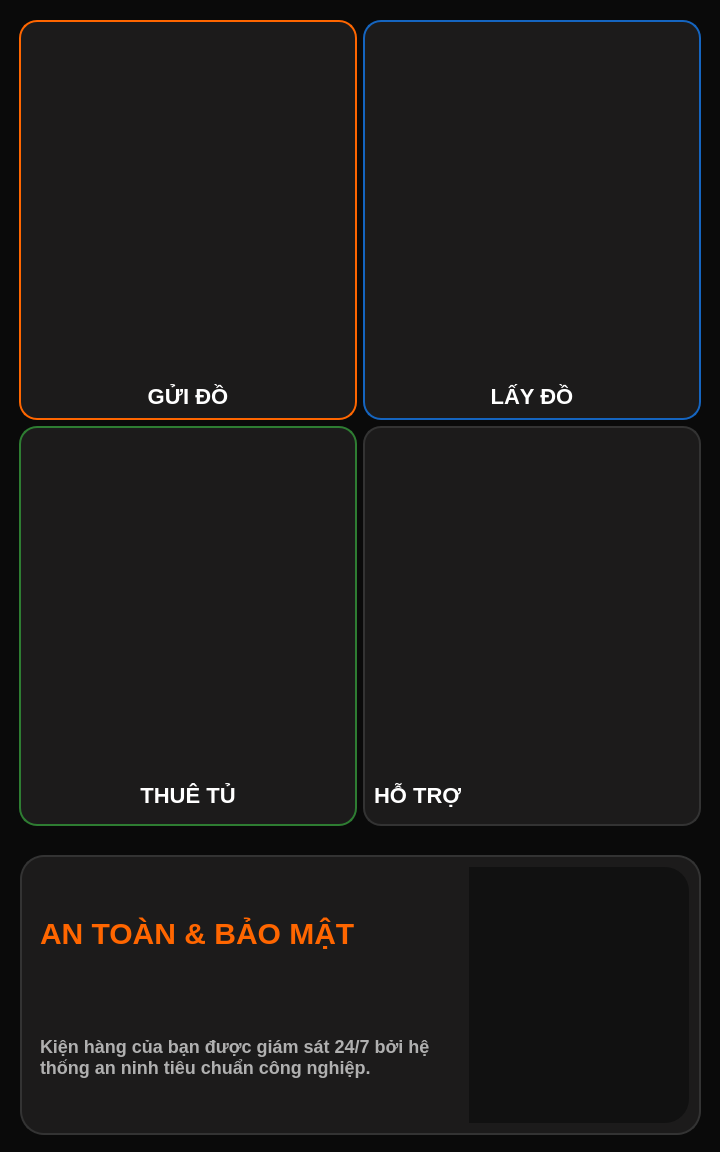
nhatbx4002/SmartBox, file raspi_app/ui/Dashboard.ui: the form before one commit.
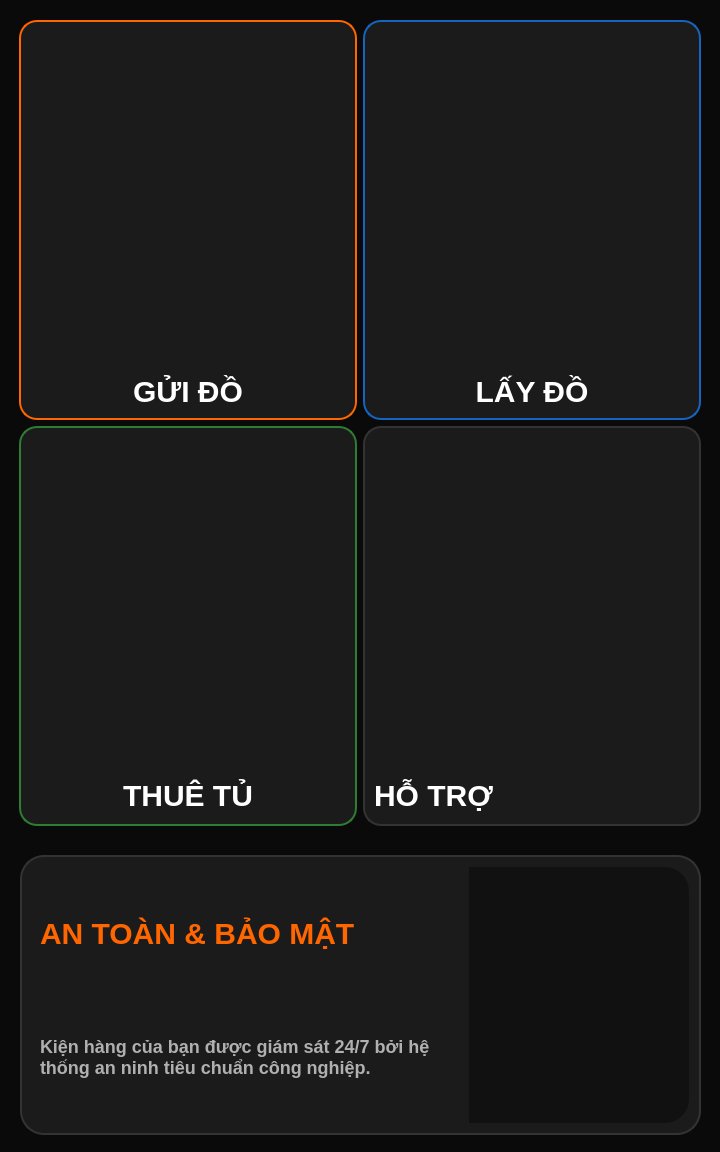
The form after the commit. Icons and pictures are not drawn.

```diff
--- a/raspi_app/ui/Dashboard.ui
+++ b/raspi_app/ui/Dashboard.ui
@@ -102,7 +102,7 @@
     border: none;
 
     font-family: &quot;Be Vietnam Pro&quot;, &quot;Arial&quot;, sans-serif;
-    font-size: 22px;
+    font-size: 30px;
     font-weight: 800;
 
     qproperty-alignment: AlignCenter;
```
